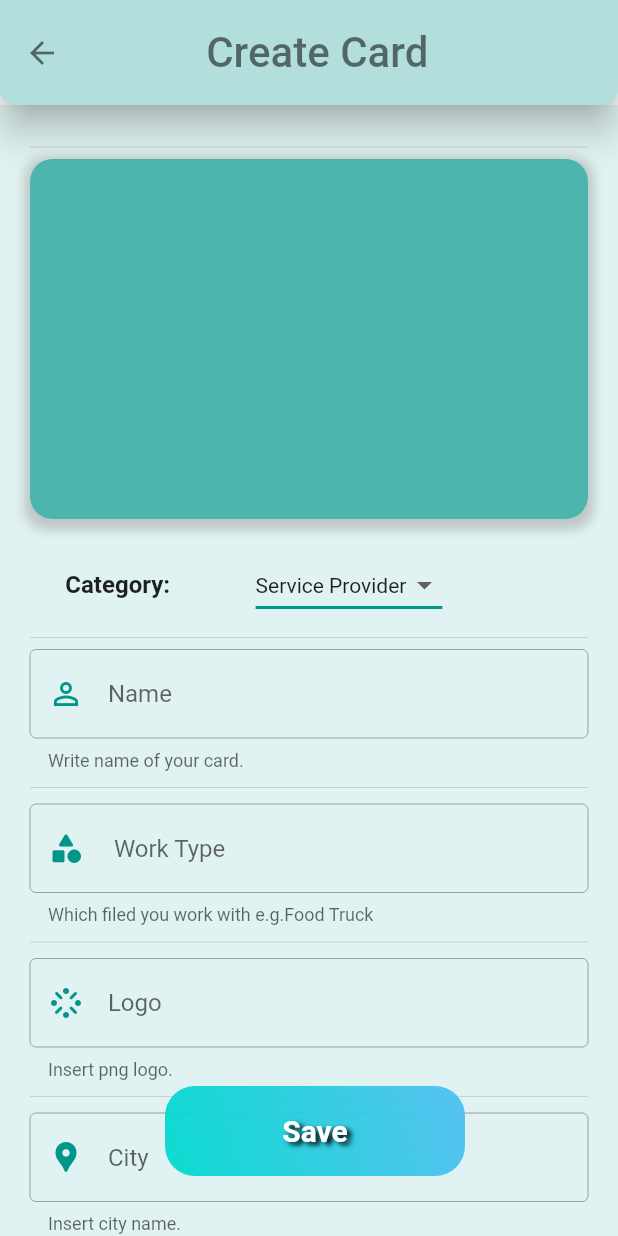
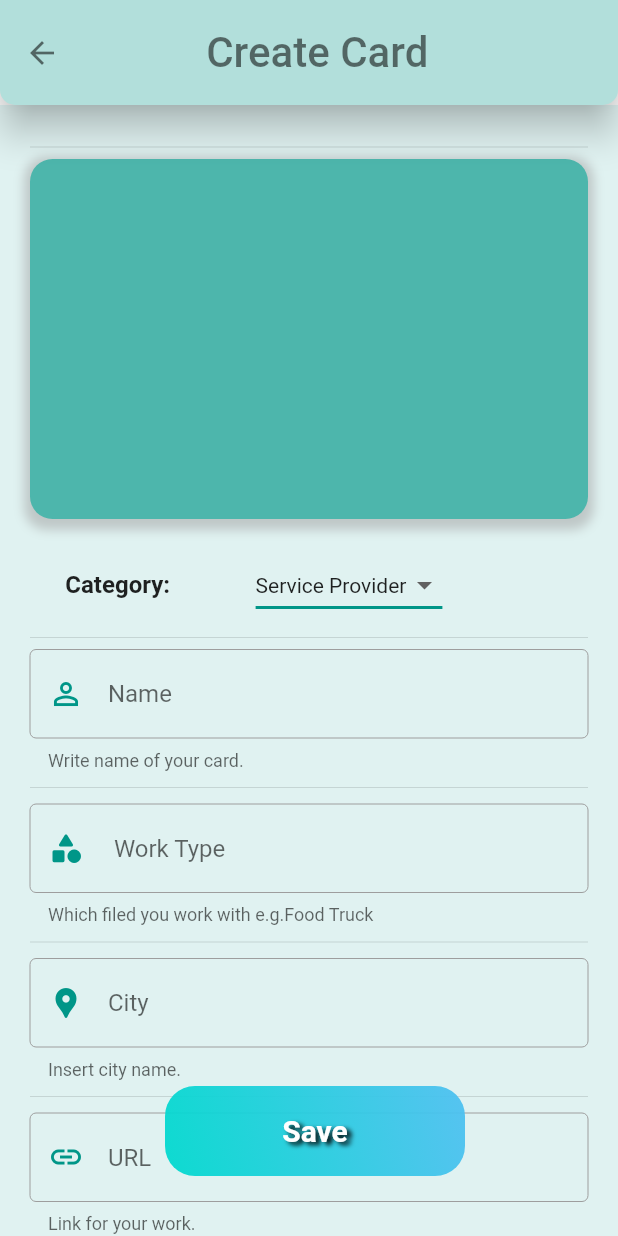
Before and after one commit to mooha9/Eventy_app, a Flutter app: the ManageCard screen opened directly, after a tap on the "add" icon, on a phone screen of 412 x 824 dp. Run offline on Flutter 3.47's test engine with Material 2 defaults, Android fonts, the phone set to English and light mode, and no system bars; our stand-ins replace fancy_bottom_navigation, flutter_spinbox; network calls fail.

Commit message:
update card

```diff
--- a/lib/database/card.dart
+++ b/lib/database/card.dart
@@ -1,8 +1,8 @@
 
 class DBCard {
   String id ;
+  String category;
   String name;
-  String category;
   String workType;
   String city;
   // ignore: non_constant_identifier_names
@@ -11,5 +11,5 @@ class DBCard {
   String email;
   String phoneNumber;
 
-  DBCard(this.id,this.name,this.category,this.workType,this.city,this.url_work,this.tagLine,this.email,this.phoneNumber);
+  DBCard(this.id,this.category,this.name,this.workType,this.city,this.url_work,this.tagLine,this.email,this.phoneNumber);
 }
--- a/lib/screens/createCard.dart
+++ b/lib/screens/createCard.dart
@@ -1,4 +1,3 @@
-
 
 import 'package:eventy_app/screens/manage_card.dart';
 import 'package:flutter/material.dart';
@@ -6,8 +5,8 @@ import 'package:flutter/rendering.dart';
 import 'package:flutter/cupertino.dart';
 import 'package:http/http.dart' as http ;
 import 'dart:async';
+import 'dart:convert';
 import 'package:eventy_app/database/card.dart';
-
 
 // ignore: must_be_immutable
 class CreateCard extends StatefulWidget {
@@ -26,14 +25,29 @@ class _CreateCardState extends State<CreateCard> {
     if (card.id == ' '){
        await http.post(Uri.parse("http://localhost:1337/card/"),
        headers:<String,String>{'Context-Type':'application/json;charset=UTF-8'},
-       body:<String,String>{'name':card.name,'category':card.category,'workType':card.workType,'city':card.city,'url_work':card.url_work,'tagLine':card.tagLine,'email':card.email,'phoneNumber':card.phoneNumber,});
+       body:<String,String>{'category':card.category,'name':card.name,'workType':card.workType,'city':card.city,'url_work':card.url_work,'tagLine':card.tagLine,'email':card.email,'phoneNumber':card.phoneNumber,});
     }
     else{
        await http.put(Uri.parse("http://localhost:1337/card/${card.id}"),
        headers:{'Context-Type':'application/json;charset=UTF-8'},
-        body:{'name':card.name,'category':card.category,'workType':card.workType,'city':card.city,'url_work':card.url_work,'tagLine':card.tagLine,'email':card.email,'phoneNumber':card.phoneNumber,});
+        body:{'category':card.category,'name':card.name,'workType':card.workType,'city':card.city,'url_work':card.url_work,'tagLine':card.tagLine,'email':card.email,'phoneNumber':card.phoneNumber,});
     }
    Navigator.push(context, new MaterialPageRoute(builder: (context)=>ManageCard(this.id)));
+  }
+
+  void initState() {
+    super.initState();
+    if(this.id !=''){
+      getOne();
+    }
+
+  }
+  void getOne() async{
+   var data = await http.get(Uri.parse("http://localhost:1337/card/${this.id}"));
+   var c = json.decode(data.body);
+   setState(() {
+        card = DBCard (c['id'],c['category'],c['name'],c['workType'],c['city'],c['url_work'],c['tagLine'],c['email'],c['phoneNumber'],);
+   });
   }
   @override
 
@@ -157,37 +171,37 @@ class _CreateCardState extends State<CreateCard> {
                           SizedBox(
                             height: 3,
                           ),
-                          TextField(
+                          // TextField(
 
-                            minLines:
-                                1, // any number you need (It works as the rows for the textarea)
-                            keyboardType: TextInputType.multiline,
-                            maxLines: null,
-                            textAlignVertical: TextAlignVertical.top,
-                            decoration: new InputDecoration(
-                              enabledBorder: const OutlineInputBorder(
-                                borderSide: const BorderSide(
-                                    color: Colors.grey, width: 0.0),
-                              ),
-                              border: OutlineInputBorder(
-                                  borderSide:
-                                      new BorderSide(color: Colors.teal)),
-                              hintText: 'Logo',
-                              helperText: 'Insert png logo.',
-                              prefixIcon: const Icon(
-                                Icons.stream_rounded,
-                                color: Colors.teal,
-                              ),
-                              prefixText: ' ',
-                            ),
-                          ),
-                          SizedBox(
-                            height: 3,
-                          ),
-                          Divider(),
-                          SizedBox(
-                            height: 3,
-                          ),
+                          //   minLines:
+                          //       1, // any number you need (It works as the rows for the textarea)
+                          //   keyboardType: TextInputType.multiline,
+                          //   maxLines: null,
+                          //   textAlignVertical: TextAlignVertical.top,
+                          //   decoration: new InputDecoration(
+                          //     enabledBorder: const OutlineInputBorder(
+                          //       borderSide: const BorderSide(
+                          //           color: Colors.grey, width: 0.0),
+                          //     ),
+                          //     border: OutlineInputBorder(
+                          //         borderSide:
+                          //             new BorderSide(color: Colors.teal)),
+                          //     hintText: 'Logo',
+                          //     helperText: 'Insert png logo.',
+                          //     prefixIcon: const Icon(
+                          //       Icons.stream_rounded,
+                          //       color: Colors.teal,
+                          //     ),
+                          //     prefixText: ' ',
+                          //   ),
+                          // ),
+                          // SizedBox(
+                          //   height: 3,
+                          // ),
+                          // Divider(),
+                          // SizedBox(
+                          //   height: 3,
+                          // ),
                           TextField(
                             controller: TextEditingController(text:card.city),
                             onChanged: (val){
@@ -283,6 +297,40 @@ class _CreateCardState extends State<CreateCard> {
                               ),
                               prefixText: ' ',
                             ),
+                          ), SizedBox(
+                            height: 3,
+                          ),
+                          Divider(),
+                          SizedBox(
+                            height: 3,
+                          ),
+                          TextField(
+                            controller: TextEditingController(text:card.phoneNumber),
+                            onChanged: (val){
+                              card.phoneNumber= val;
+                            },
+                            minLines:
+                                1, // any number you need (It works as the rows for the textarea)
+                            keyboardType: TextInputType.number,
+                            maxLines: null,
+                            textAlignVertical: TextAlignVertical.top,
+                            decoration: new InputDecoration(
+                              enabledBorder: const OutlineInputBorder(
+                                borderSide: const BorderSide(
+                                    color: Colors.grey, width: 0.0),
+                              ),
+                              border: OutlineInputBorder(
+                                  borderSide:
+                                      new BorderSide(color: Colors.teal)),
+                              hintText: 'Email',
+                              helperText: 'Insert email.',
+                              prefixIcon: const Icon(
+                                Icons.alternate_email,
+                                color: Colors.teal,
+                              ),
+                              prefixText: ' ',
+                            ),
+
                           ),
                           SizedBox(
                             height: 3,
@@ -468,6 +516,7 @@ class _SelectCategoryState extends State<SelectCategory> {
               width: 10,
             ),
             DropdownButton<String>(
+
               value: dropdownValue,
               icon: const Icon(Icons.arrow_drop_down),
               iconSize: 24,
@@ -480,6 +529,7 @@ class _SelectCategoryState extends State<SelectCategory> {
               onChanged: (String? newValue) {
                 setState(() {
                   dropdownValue = newValue!;
+
                 });
               },
               items: <String>[
```
Also changed, not shown: lib/screens/manage_card.dart (+34 -3 lines).
